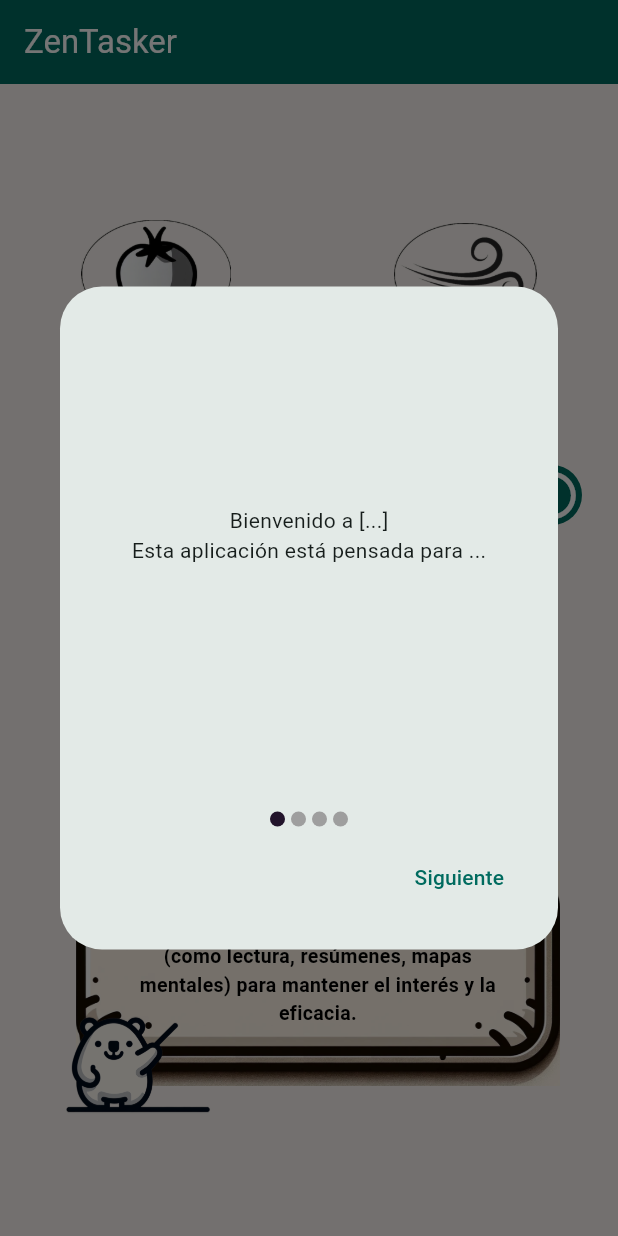
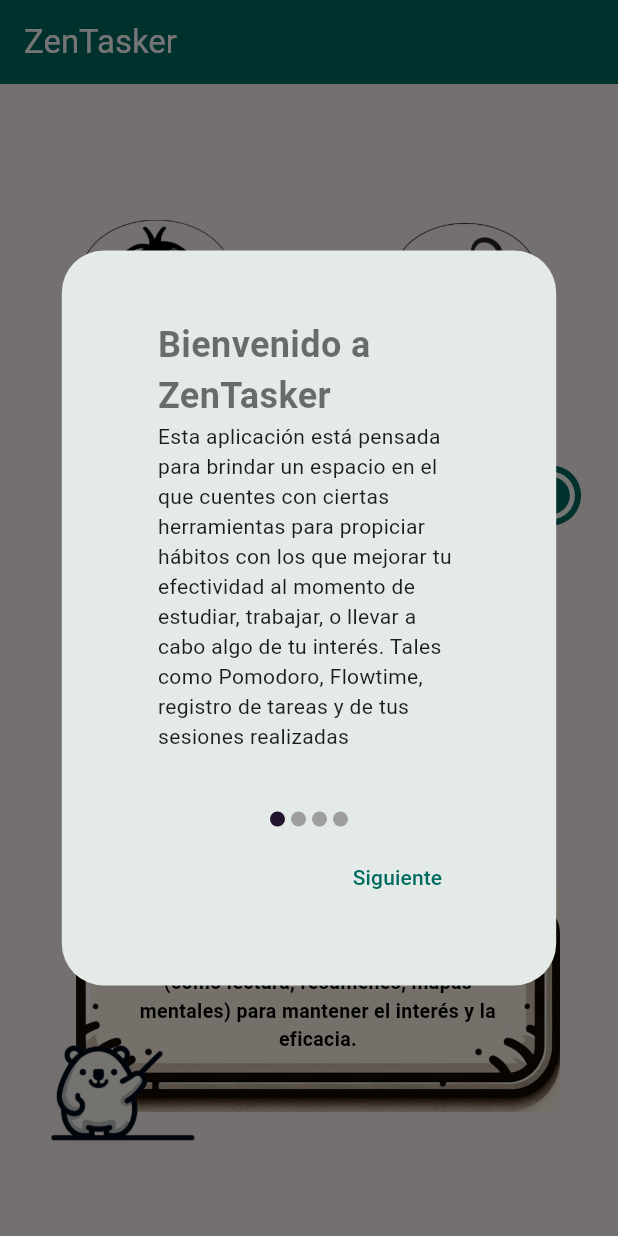
Before and after one commit to Bashisero/Focus_DegreeWork, a Flutter app: the screen it shows after launch, after a tap on the "info outline" icon, on a phone screen of 412 x 824 dp. Run offline on Flutter 3.47's test engine with Material 2 defaults, Android fonts, the phone set to English and light mode, and no system bars; our stand-ins replace audioplayers, drift; missing offline and left inert: feature_discovery; accounts and stored records are empty; generated files the repository leaves out were written again.

Commit message:
Errores aparentemente solucionados, info en construcción

```diff
--- a/lib/lluvia.dart
+++ b/lib/lluvia.dart
@@ -166,8 +166,8 @@ class _IdeasState extends State<Ideas> {
                             label: Text('Home'),
                           ),
                           NavigationRailDestination(
-                              icon: Icon(Icons.keyboard),
-                              label: Text('Keyboard')),
+                              icon: Icon(Icons.loop_rounded),
+                              label: Text('Descartadas')),
                           NavigationRailDestination(
                             icon: Icon(Icons.favorite),
                             label: Text('Favorites'),
--- a/lib/main.dart
+++ b/lib/main.dart
@@ -107,7 +107,19 @@ class _MyHomePageState extends State<MyHomePage> {
     showDialog(
       context: context,
       builder: (BuildContext context) {
-        return const InfoDialogContent();
+        return Dialog(
+          // Cambia AlertDialog por Dialog para más control
+          alignment: Alignment.center, // Esto centra el Dialog en la pantalla
+          child: SingleChildScrollView(
+            // Asegúrate de que el contenido pueda desplazarse
+            child: Container(
+              // Envuelve en un Container para dar un tamaño específico si es necesario
+              width: MediaQuery.of(context).size.width * 0.8,
+              padding: const EdgeInsets.only(),// Añade padding alrededor del contenido del diálogo // por ejemplo, el 80% del ancho de la pantalla
+              child: const InfoDialogContent(),
+            ),
+          ),
+        );
       },
     ).then((_) {
       setState(() {
@@ -118,6 +130,16 @@ class _MyHomePageState extends State<MyHomePage> {
 
   @override
   Widget build(BuildContext context) {
+    Size screenSize = MediaQuery.of(context).size;
+
+    double infoButtonBottomPosition = screenSize.height * 0.57;
+    double infoButtonRightPosition = screenSize.width * 0.05;
+
+    double tableroBottomPosition = screenSize.height * 0.1;
+    double tableroRightPosition = screenSize.width * 0.0;
+
+    double wombatBottomPosition = screenSize.height * 0.05;
+    double wombatRightPosition = screenSize.width * 0.68;
     return Scaffold(
       appBar: AppBar(
         backgroundColor: Theme.of(context).colorScheme.primary,
@@ -247,8 +269,8 @@ class _MyHomePageState extends State<MyHomePage> {
             ),
           ),
           Positioned(
-            right: 20,
-            bottom: 470,
+            right: infoButtonRightPosition,
+            bottom: infoButtonBottomPosition,
             child: Container(
               padding: EdgeInsets.zero,
               decoration: const BoxDecoration(
@@ -282,8 +304,8 @@ class _MyHomePageState extends State<MyHomePage> {
             ),
           ),
           Positioned(
-              right: 0,
-              bottom: 100,
+              right: tableroRightPosition,
+              bottom: tableroBottomPosition,
               child: Stack(
                 alignment: Alignment.center,
                 children: [
@@ -311,8 +333,8 @@ class _MyHomePageState extends State<MyHomePage> {
                 ],
               )),
           Positioned(
-            right: 270,
-            bottom: 60,
+            right: wombatRightPosition,
+            bottom: wombatBottomPosition,
             child: Image.asset('assets/wombatTablero.png',
                 height: 110, width: 100),
           ),
@@ -338,32 +360,42 @@ class InfoDialogContentState extends State<InfoDialogContent> {
     const Column(
       mainAxisAlignment: MainAxisAlignment.center,
       children: [
-        Text('Bienvenido a [...]'),
-        Text('Esta aplicación está pensada para ...'),
+        Center(child: Text('Bienvenido a ZenTasker', style: estiloTitulos)),
+        Text(
+            'Esta aplicación está pensada para brindar un espacio en el que cuentes con ciertas herramientas para propiciar hábitos con los que mejorar tu efectividad al momento de estudiar, trabajar, o llevar a cabo algo de tu interés. Tales como Pomodoro, Flowtime, registro de tareas y de tus sesiones realizadas'),
       ],
     ),
     const Column(
       mainAxisAlignment: MainAxisAlignment.center,
       children: [
-        Text('¿Conoces la técnica Pomodoro?'),
+        Center(
+            child: Text(
+          '¿Te cuesta llevar a cabo tareas extensas y enfocarte en ellas?',
+          style: estiloTitulos,
+          textAlign: TextAlign.center,
+        )),
         Text(
-            'Pomodoro se trata de una técnica para [...], funciona de forma que [...]'),
-        Text('¿Qué tal si le echas un vistazo?'),
+            'Pomodoro se trata de una técnica para dividir tus tareas en secciones fijas de tiempo, con descansos entre cada una de estas secciones. Esto es especialmente útil para tareas mecánicas, repetitivas, y/o extensas, pues evita un mayor desgaste físico y mental.'),
+        Padding(
+          padding: EdgeInsets.only(top: 12.0, bottom: 5.0),
+          child: Text('¿Qué tal si le echas un vistazo?'),
+        ),
       ],
     ),
     const Column(
       mainAxisAlignment: MainAxisAlignment.center,
       children: [
-        Text('¿Conoces la(te) herramienta FlowTime?'),
+        Center(child: Text('Déjate llevar', style: estiloTitulos,)),
         Text(
-            'FlowTime se trata de una(te) herramienta para [...], funciona de forma que [...]'),
+            'FlowTime se trata de una técnica basada en la teoría del flujo, la cual consiste en esos momentos en los que estás absorbido por una actividad en concreta y pierdes incluso la noción del tiempo, pudiendo desenvolverte en esto indefinidamente. Tiene un enfoque mayormente enfocado a tareas de creativas, de análisis, y resolución de problemas'),
         Text('¿Cómo funciona?'),
       ],
     ),
     const Column(
       mainAxisAlignment: MainAxisAlignment.center,
       children: [
-        Text('Obando es Gay'),
+        Center(child: Text('Organiza tus actividades', style: estiloTitulos)),
+        Text('Llevar un control visual de tus pendientes, sea trabajo o proyectos personales, es una gran forma de empezar a visualizar tu progreso, tu rendimiento, ¡E incluso tu motivación para hacer algo!'),
       ],
     )
     // Agrega más Widgets para las otras páginas siguiendo la misma estructura.
```
Also changed, not shown: lib/descansoPom.dart (+4 -5 lines), lib/detalleFlow.dart (+4 -3 lines), lib/detallesProyecto.dart (+19 -3 lines), lib/flowtime.dart (+11 -9 lines), lib/pomodoro.dart (+12 -9 lines), lib/projects.dart (+33 -1 lines), assets/descansoWombat.png (added).
